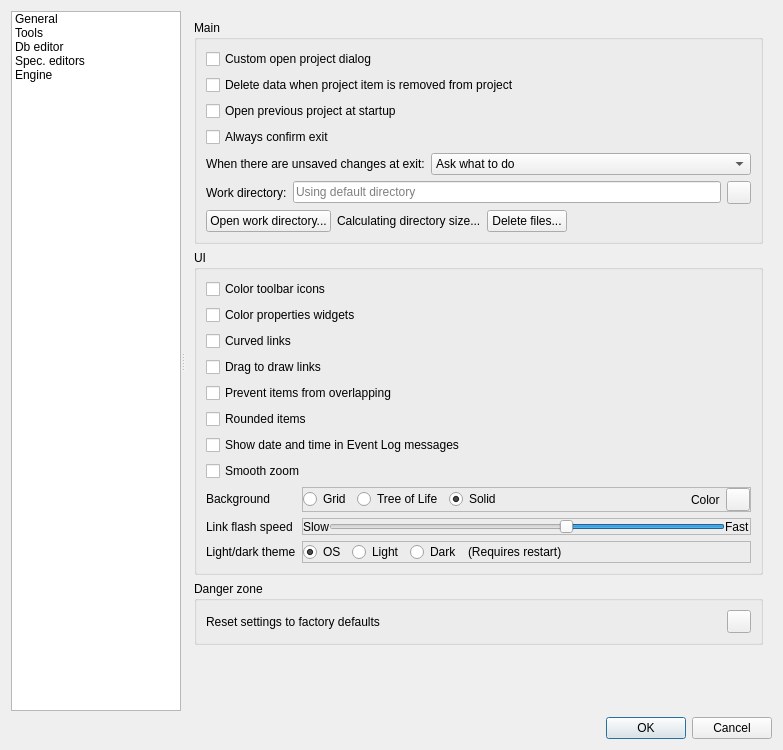
Qt form spinetoolbox/ui/settings.ui (spine-tools/Spine-Toolbox) before a commit.
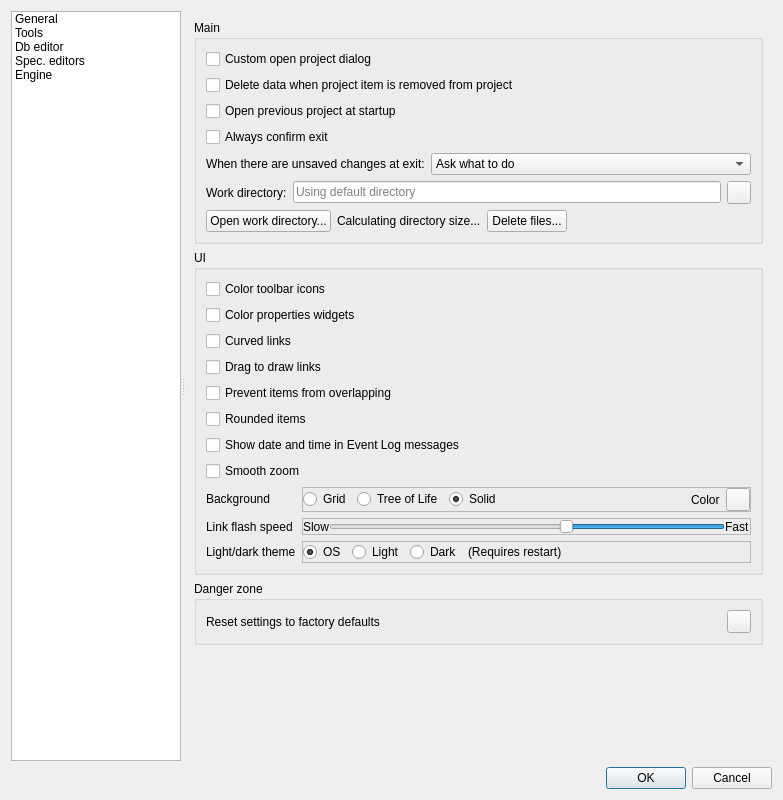
The same form after that commit. Icons and pictures are not drawn. Custom widgets are drawn as their Qt base class.

```diff
--- a/spinetoolbox/ui/settings.ui
+++ b/spinetoolbox/ui/settings.ui
@@ -23,7 +23,7 @@
     <x>0</x>
     <y>0</y>
     <width>783</width>
-    <height>692</height>
+    <height>800</height>
    </rect>
   </property>
   <property name="sizePolicy">
@@ -35,7 +35,7 @@
   <property name="minimumSize">
    <size>
     <width>700</width>
-    <height>750</height>
+    <height>800</height>
    </size>
   </property>
   <property name="maximumSize">
```
